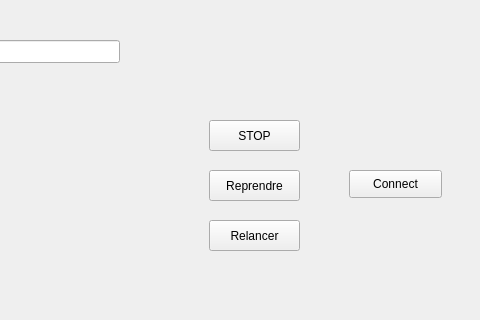
This is V1_NoShift.ui in Simoooooooooon/OptiqueParticulesChargees as Qt 5 draws it before an edit; both pictures show x 631 to 1111 and y 0 to 320 of the 1111 by 751 pixel window. The edited form follows.
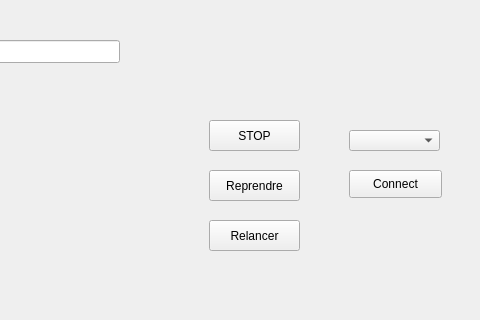
This is the edited form.

Patch:
```diff
--- a/V1_NoShift.ui
+++ b/V1_NoShift.ui
@@ -118,6 +118,16 @@
      <string>Connect</string>
     </property>
    </widget>
+   <widget class="QComboBox" name="chan_dev">
+    <property name="geometry">
+     <rect>
+      <x>980</x>
+      <y>130</y>
+      <width>91</width>
+      <height>21</height>
+     </rect>
+    </property>
+   </widget>
   </widget>
   <widget class="QMenuBar" name="menubar">
    <property name="geometry">
```
Left out of the diff: 2 changed lines with no effect on the pictures.
